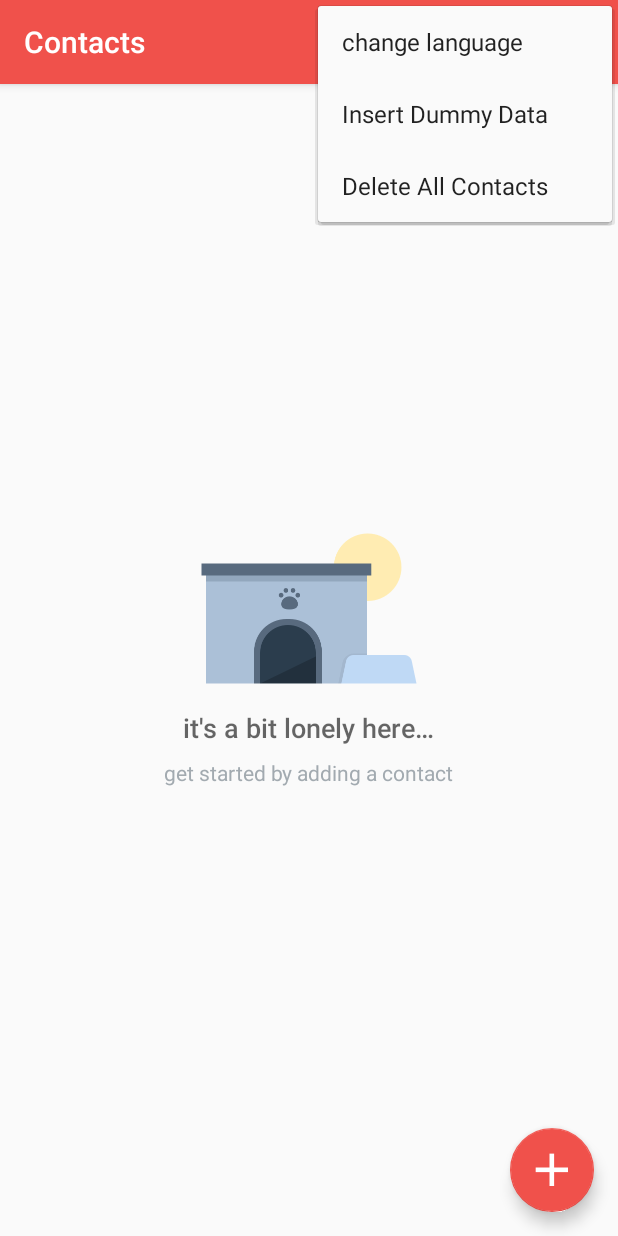
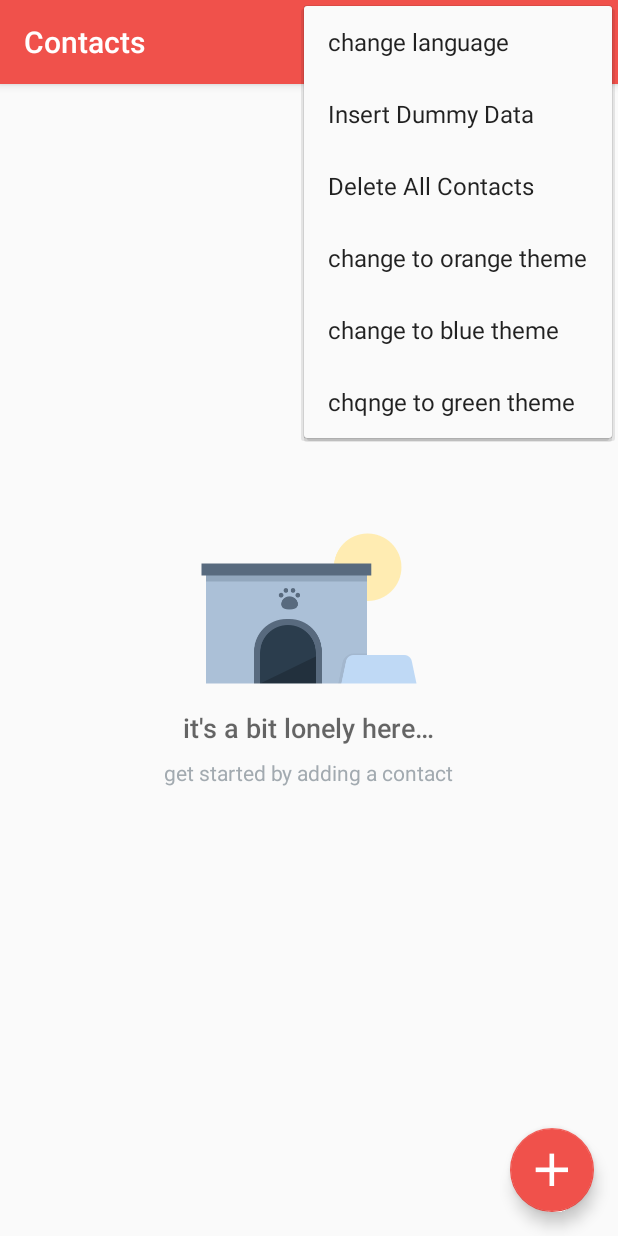
Before and after one commit to JacquetThomas/ft_hangouts, an Android app: the screen it shows after launch (CatalogActivity), with the options menu open, on a phone screen of 412 x 824 dp. Run offline under Robolectric (Android 15) with nearby library versions, the phone set to English and light mode, and no system bars.

Commit message:
Add color to BaseAppCompatActivity and fix issue on onBackPressed between MessageActivity and EditorActivity

```diff
--- a/app/src/main/java/com/cjacquet/ft/hangouts/BasePausableAppCompatActivity.java
+++ b/app/src/main/java/com/cjacquet/ft/hangouts/BaseAppCompatActivity.java
@@ -9,14 +9,16 @@ import androidx.core.app.NavUtils;
 
 import java.util.Date;
 
-public class BasePausableAppCompatActivity extends AppCompatActivity {
+public class BaseAppCompatActivity extends AppCompatActivity {
     private Date pausedDate;
     private boolean paused;
+    public static Theme colorTheme = Theme.ORANGE;
 
     @Override
     protected void onCreate(@Nullable Bundle savedInstanceState) {
         super.onCreate(savedInstanceState);
         paused = false;
+        setTheme(colorTheme.getValue());
     }
 
     @Override
--- /dev/null
+++ b/app/src/main/java/com/cjacquet/ft/hangouts/Theme.java
@@ -0,0 +1,13 @@
+package com.cjacquet.ft.hangouts;
+
+public enum Theme {
+    ORANGE(R.style.OrangeTheme), BLUE(R.style.BlueTheme), GREEN(R.style.GreenTheme);
+
+    private final int value;
+
+    Theme(final int value) {
+        this.value = value;
+    }
+
+    public int getValue() { return this.value; }
+}
--- a/app/src/main/res/menu/menu_catalog.xml
+++ b/app/src/main/res/menu/menu_catalog.xml
@@ -29,4 +29,16 @@
         android:id="@+id/action_delete_all_entries"
         android:title="@string/action_delete_all_entries"
         app:showAsAction="never" />
+    <item
+        android:id="@+id/action_orange_theme"
+        android:title="@string/action_orange_theme"
+        app:showAsAction="never" />
+    <item
+        android:id="@+id/action_blue_theme"
+        android:title="@string/action_blue_theme"
+        app:showAsAction="never" />
+    <item
+        android:id="@+id/action_green_theme"
+        android:title="@string/action_green_theme"
+        app:showAsAction="never" />
 </menu>
--- a/app/src/main/res/values/strings.xml
+++ b/app/src/main/res/values/strings.xml
@@ -31,4 +31,7 @@
     <string name="popup_permission_ok">ok</string>
     <string name="popup_permission_ko">cancel</string>
     <string name="on_resume_text">"last connection at: "</string>
+    <string name="action_orange_theme">change to orange theme</string>
+    <string name="action_blue_theme">change to blue theme</string>
+    <string name="action_green_theme">chqnge to green theme</string>
 </resources>
```
Also changed, not shown: app/src/main/java/com/cjacquet/ft/hangouts/CatalogActivity.java (+19 -2 lines), app/src/main/java/com/cjacquet/ft/hangouts/EditorActivity.java (+28 -33 lines), app/src/main/java/com/cjacquet/ft/hangouts/MessageActivity.java (+18 -10 lines).
